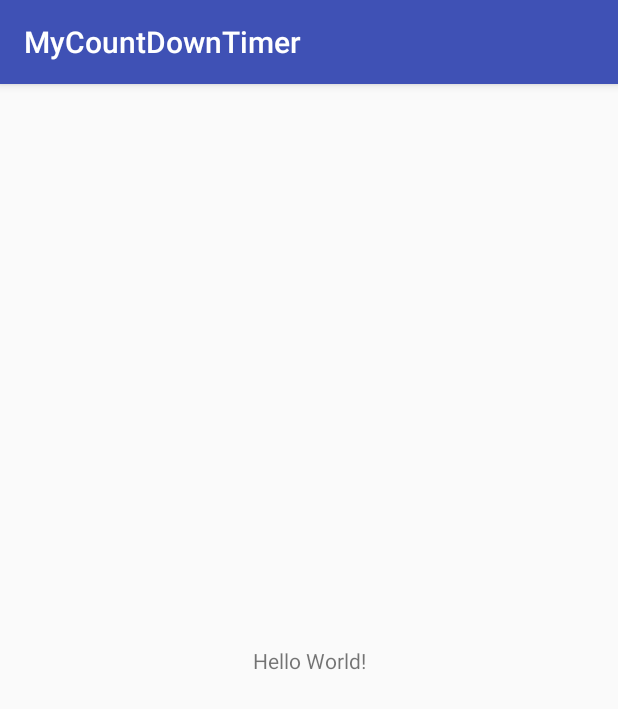
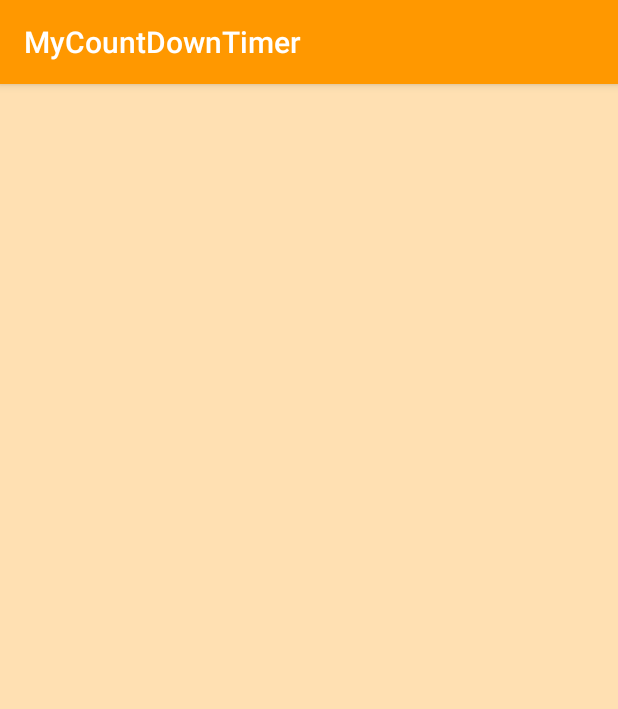
Before and after one commit to ehu-151/MyCountDownTimer, an Android app: the screen it shows after launch (MainActivity), on a phone screen of 412 x 824 dp. Shown: the top 709 px of the screen. Run offline under Robolectric (Android 15) with nearby library versions, the phone set to English and light mode, and no system bars.

Commit message:
ThemeColorの決定

```diff
--- a/app/src/main/res/layout/activity_main.xml
+++ b/app/src/main/res/layout/activity_main.xml
@@ -6,13 +6,4 @@
     android:layout_height="match_parent"
     tools:context="com.example.ehu.mycountdowntimer.MainActivity">
 
-    <TextView
-        android:layout_width="wrap_content"
-        android:layout_height="wrap_content"
-        android:text="Hello World!"
-        app:layout_constraintBottom_toBottomOf="parent"
-        app:layout_constraintLeft_toLeftOf="parent"
-        app:layout_constraintRight_toRightOf="parent"
-        app:layout_constraintTop_toTopOf="parent" />
-
 </android.support.constraint.ConstraintLayout>
--- a/app/src/main/res/values/colors.xml
+++ b/app/src/main/res/values/colors.xml
@@ -1,6 +1,7 @@
 <?xml version="1.0" encoding="utf-8"?>
 <resources>
-    <color name="colorPrimary">#3F51B5</color>
-    <color name="colorPrimaryDark">#303F9F</color>
-    <color name="colorAccent">#FF4081</color>
+    <color name="colorPrimary">#ff9800</color>
+    <color name="colorPrimaryDark">#f57c00</color>
+    <color name="colorAccent">#ff5252</color>
+    <color name="background_material_light">#ffe0b2</color>
 </resources>
--- a/app/src/main/res/values/styles.xml
+++ b/app/src/main/res/values/styles.xml
@@ -6,6 +6,7 @@
         <item name="colorPrimary">@color/colorPrimary</item>
         <item name="colorPrimaryDark">@color/colorPrimaryDark</item>
         <item name="colorAccent">@color/colorAccent</item>
+        <item name="android:colorBackground">@color/background_material_light</item>
     </style>
 
 </resources>
```
